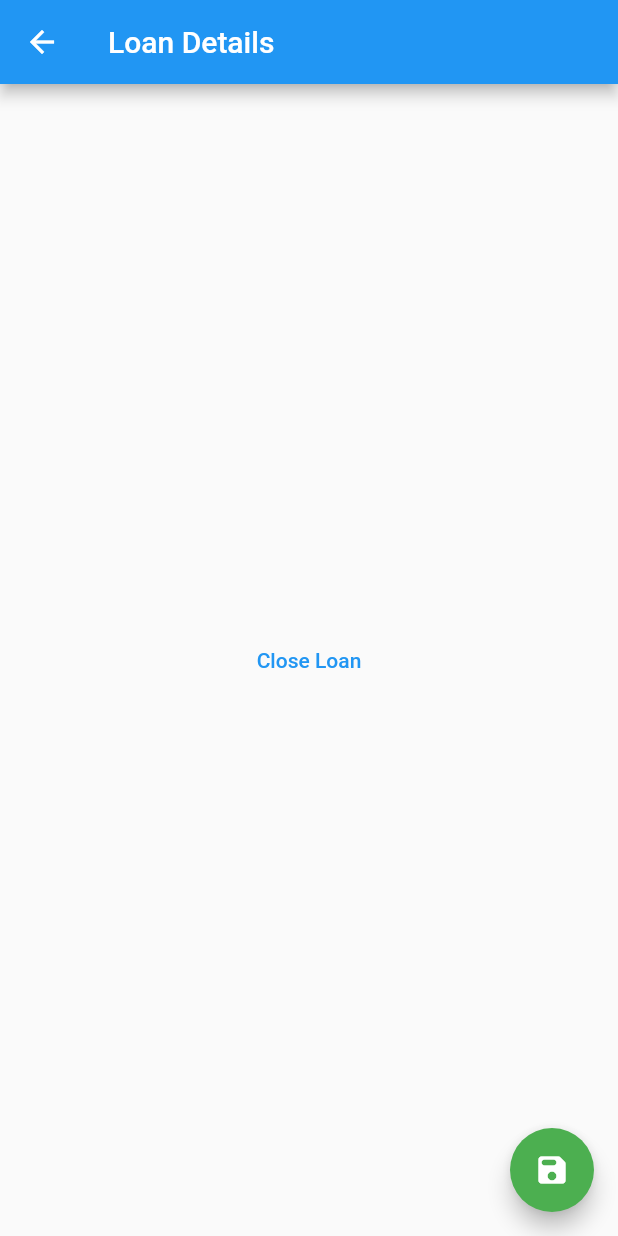
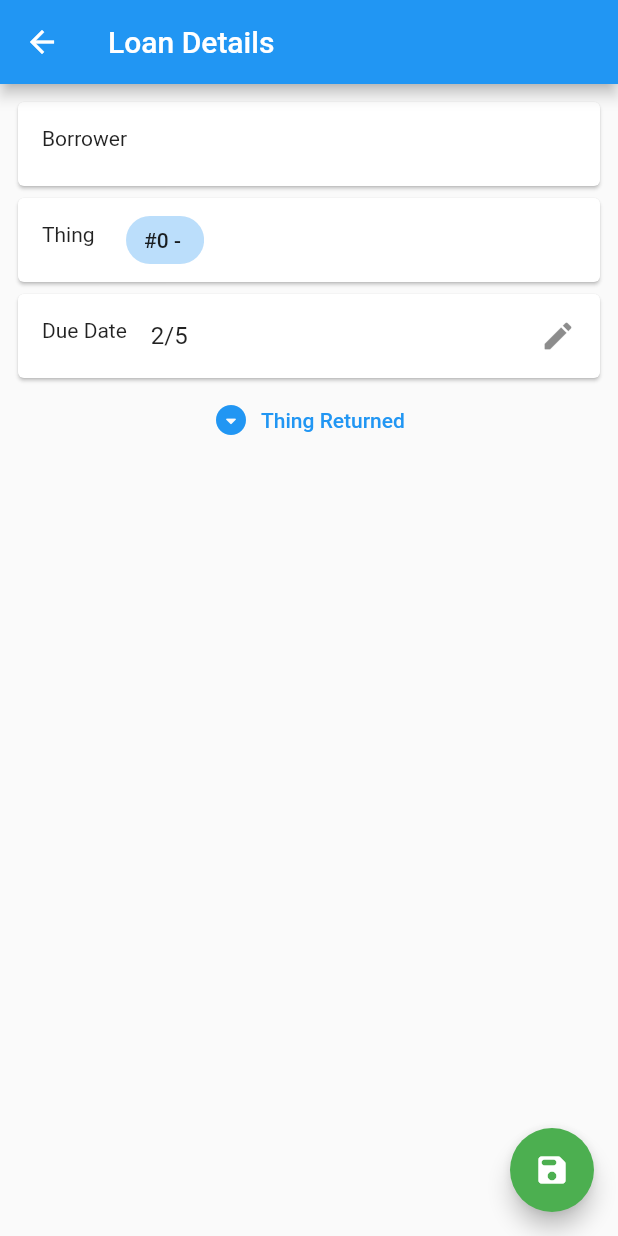
Before and after one commit to pvdthings/librarian_app, a Flutter app: the LoanDetailsPage screen opened directly with empty values, after a tap on the "edit" icon, on a phone screen of 412 x 824 dp. Run offline on Flutter 3.47's test engine with Material 2 defaults, Android fonts, the phone set to English and light mode, and no system bars.

Commit message:
Implement loan details with editable due date

```diff
--- a/lib/lending/models/loans_model.dart
+++ b/lib/lending/models/loans_model.dart
@@ -21,6 +21,11 @@ class LoansModel extends ChangeNotifier {
     _loans.removeWhere((l) => l.id == id);
     notifyListeners();
   }
+
+  void updateDueDate(UniqueKey id, DateTime dueDate) {
+    _loans.singleWhere((l) => l.id == id).dueDate = dueDate;
+    notifyListeners();
+  }
 }
 
 class Loan {
--- a/lib/lending/pages/loan_details_page.dart
+++ b/lib/lending/pages/loan_details_page.dart
@@ -1,7 +1,7 @@
 import 'package:flutter/material.dart';
 import 'package:librarian_app/lending/models/loans_model.dart';
 import 'package:librarian_app/lending/models/things_model.dart';
-import 'package:librarian_app/widgets/placeholder_view.dart';
+import 'package:librarian_app/lending/widgets/loan_details.dart';
 import 'package:provider/provider.dart';
 
 class LoanDetailsPage extends StatefulWidget {
@@ -16,42 +16,57 @@ class LoanDetailsPage extends StatefulWidget {
 class _LoanDetailsPageState extends State<LoanDetailsPage> {
   bool _editMode = false;
 
+  DateTime? _newDueDate;
+
+  void _saveChanges(BuildContext context) {
+    if (_newDueDate != null) {
+      _updateDueDate(context);
+    }
+  }
+
+  void _updateDueDate(BuildContext context) {
+    final loans = Provider.of<LoansModel>(context, listen: false);
+    loans.updateDueDate(widget.loan.id, _newDueDate!);
+  }
+
+  void _closeLoan(BuildContext context) {
+    final things = Provider.of<ThingsModel>(context, listen: false);
+    things.checkIn(widget.loan.thing.id);
+
+    final loans = Provider.of<LoansModel>(context, listen: false);
+    loans.close(widget.loan.id);
+
+    Navigator.pop(context);
+  }
+
   @override
   Widget build(BuildContext context) {
+    final loan = widget.loan;
+
     return Scaffold(
       appBar: AppBar(title: const Text("Loan Details")),
-      body: _editMode
-          ? Center(
-              child: TextButton(
-                onPressed: () {
-                  final things =
-                      Provider.of<ThingsModel>(context, listen: false);
-                  things.checkIn(widget.loan.thing.id);
-
-                  final loans = Provider.of<LoansModel>(context, listen: false);
-                  loans.close(widget.loan.id);
-
-                  Navigator.pop(context);
-                },
-                child: const Text("Close Loan"),
-              ),
-            )
-          : const PlaceholderView(title: "Loan Details"),
+      body: LoanDetails(
+        borrower: loan.borrower,
+        things: [loan.thing],
+        dueDate: _newDueDate ?? loan.dueDate,
+        editable: _editMode,
+        onDueDateUpdated: (newDueDate) {
+          setState(() => _newDueDate = newDueDate);
+        },
+        onClose: () => _closeLoan(context),
+      ),
       floatingActionButton: _editMode
           ? FloatingActionButton(
               onPressed: () {
-                setState(() {
-                  _editMode = false;
-                });
+                _saveChanges(context);
+                setState(() => _editMode = false);
               },
               backgroundColor: Colors.green,
               child: const Icon(Icons.save_rounded),
             )
           : FloatingActionButton(
               onPressed: () {
-                setState(() {
-                  _editMode = true;
-                });
+                setState(() => _editMode = true);
               },
               backgroundColor: Colors.orange,
               child: const Icon(Icons.edit_rounded),
--- a/lib/lending/pages/open_loan_page.dart
+++ b/lib/lending/pages/open_loan_page.dart
@@ -5,7 +5,7 @@ import 'package:librarian_app/lending/models/things_model.dart';
 import 'package:librarian_app/lending/widgets/confirm_floating_action_button.dart';
 import 'package:librarian_app/lending/widgets/pick_things_view.dart';
 import 'package:librarian_app/lending/widgets/needs_attention_view.dart';
-import 'package:librarian_app/lending/widgets/open_loan_view.dart';
+import 'package:librarian_app/lending/widgets/loan_details.dart';
 import 'package:librarian_app/lending/widgets/borrowers_list_view.dart';
 import 'package:provider/provider.dart';
 
@@ -91,7 +91,7 @@ class _OpenLoanPageState extends State<OpenLoanPage> {
       ),
       ViewModel(
         title: "Loan Details",
-        body: OpenLoanView(
+        body: LoanDetails(
           borrower: _borrower,
           things: _things,
           dueDate: _dueDate,
--- a/lib/lending/widgets/open_loan_view.dart
+++ b/lib/lending/widgets/loan_details.dart
@@ -2,26 +2,30 @@ import 'package:flutter/material.dart';
 import 'package:librarian_app/lending/models/borrowers_model.dart';
 import 'package:librarian_app/lending/models/things_model.dart';
 
-class OpenLoanView extends StatefulWidget {
-  const OpenLoanView({
+class LoanDetails extends StatefulWidget {
+  const LoanDetails({
     super.key,
     required this.borrower,
     required this.things,
     required this.dueDate,
     required this.onDueDateUpdated,
+    this.editable = true,
+    this.onClose,
   });
 
+  final bool editable;
   final Borrower borrower;
   final List<Thing> things;
   final DateTime dueDate;
 
   final Function(DateTime) onDueDateUpdated;
+  final Function()? onClose;
 
   @override
-  State<OpenLoanView> createState() => _OpenLoanViewState();
+  State<LoanDetails> createState() => _LoanDetailsState();
 }
 
-class _OpenLoanViewState extends State<OpenLoanView> {
+class _LoanDetailsState extends State<LoanDetails> {
   @override
   Widget build(BuildContext context) {
     return Padding(
@@ -36,7 +40,7 @@ class _OpenLoanViewState extends State<OpenLoanView> {
           ),
           Card(
             child: ListTile(
-              leading: const Text("Things"),
+              leading: Text(widget.things.length > 1 ? "Things" : "Thing"),
               title: Wrap(
                 spacing: 4,
                 runSpacing: 4,
@@ -53,8 +57,9 @@ class _OpenLoanViewState extends State<OpenLoanView> {
             child: ListTile(
               leading: const Text("Due Date"),
               title: Text("${widget.dueDate.month}/${widget.dueDate.day}"),
-              trailing: const Icon(Icons.edit_rounded),
-              onTap: () async {
+              trailing: widget.editable ? const Icon(Icons.edit_rounded) : null,
+              onTap: widget.editable
+                  ? () async {
                       showDatePicker(
                         context: context,
                         initialDate: widget.dueDate,
@@ -64,8 +69,15 @@ class _OpenLoanViewState extends State<OpenLoanView> {
                         if (value == null) return;
                         widget.onDueDateUpdated(value);
                       });
-              },
+                    }
+                  : null,
             ),
+          ),
+          if (widget.onClose != null)
+            TextButton.icon(
+              onPressed: widget.onClose,
+              icon: const Icon(Icons.arrow_drop_down_circle_rounded),
+              label: const Text("Thing Returned"),
             ),
         ],
       ),
```
Lines whose indentation alone changed are shown as unchanged.
